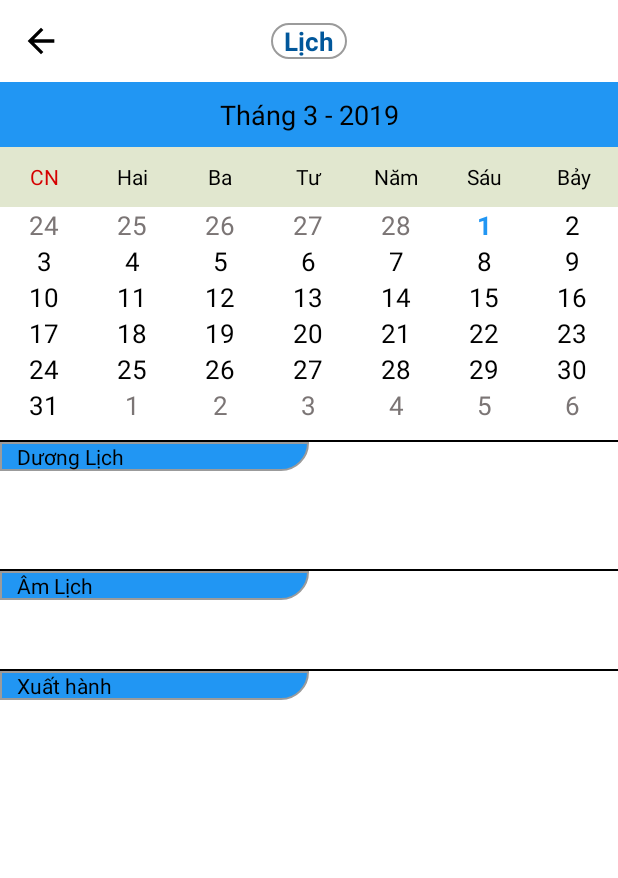
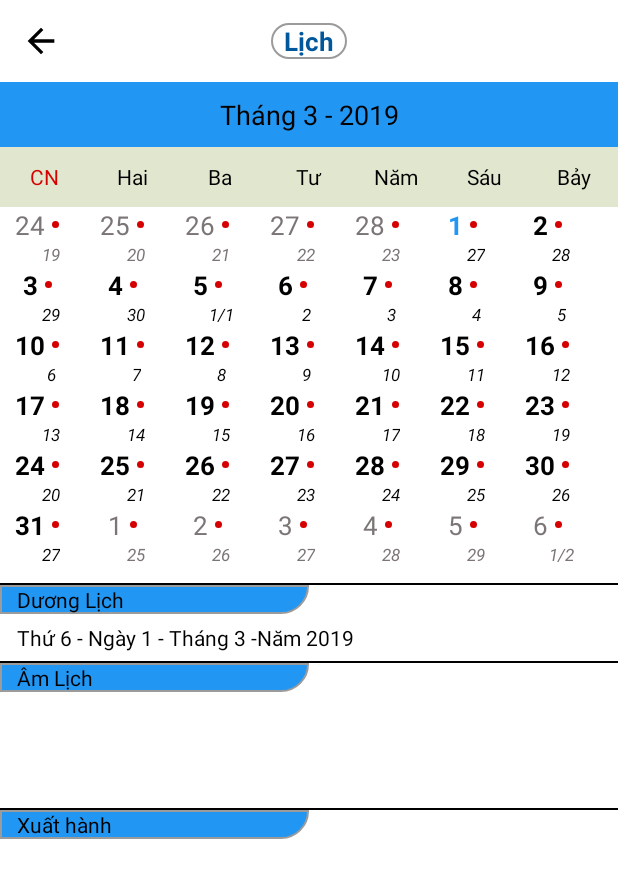
Before and after one commit to haiminhtran810/Lunar_Calendar_VN, an Android app: the screen it shows after launch (MainActivity), in the side drawer, after a tap on "Lịch", on a phone screen of 412 x 824 dp. Shown: the top 878 px of the screen. Run offline under Robolectric (Android 15) with nearby library versions, the phone set to English and light mode, and no system bars; our stand-ins replace EventBus.

Commit message:
[Task] Update Ui and Fix Event Calendar

```diff
--- a/mobile/src/main/java/home/learn/hmt/lunar_app/ui/screen/calendar/CalendarFragment.kt
+++ b/mobile/src/main/java/home/learn/hmt/lunar_app/ui/screen/calendar/CalendarFragment.kt
@@ -12,6 +12,7 @@ import home.learn.hmt.lunar_app.ui.base.BaseFragment
 import home.learn.hmt.lunar_app.ui.screen.main.MainFragment
 import home.learn.hmt.lunar_app.widgets.calendarview.CalendarView
 import kotlinx.android.synthetic.main.fragment_calendar.*
+import kotlinx.android.synthetic.main.layout_can_chi_information.*
 import kotlinx.android.synthetic.main.layout_can_chi_information.view.*
 import kotlinx.android.synthetic.main.layout_header.view.*
 import java.util.*
@@ -27,7 +28,7 @@ class CalendarFragment : BaseFragment() {
 
     override fun initView() {
         super.initView()
-
+        tv_Calendar.text = Calendar.getInstance().convertToString()
     }
 
     override fun handlers() {
@@ -43,9 +44,9 @@ class CalendarFragment : BaseFragment() {
             }
         }
         cv_calendar.setEventHandler(object : CalendarView.EventHandler {
-            override fun onDayPress(date: Date) {
+            override fun onDayPress(cal: Calendar) {
                 layout_can_chi_information?.apply {
-                    tv_Calendar.text = date.date.toString() + " - " + date.month.toString() + " - " + date.year
+                    tv_Calendar.text = cal.convertToString()
                 }
             }
         })
@@ -61,4 +62,15 @@ class CalendarFragment : BaseFragment() {
         const val TAG = "CalendarFragment"
         fun newInstance() = CalendarFragment()
     }
+
+    fun Calendar.convertToString(): String {
+        var dayOfWeek = if (this.get(Calendar.DAY_OF_WEEK) == 1) {
+            getString(R.string.sunday)
+        } else {
+            getString(R.string.day) + " " + this.get(Calendar.DAY_OF_WEEK)
+        }
+        return dayOfWeek + " - " + getString(R.string.date) + " " + this.get(Calendar.DATE) + " - " +
+                getString(R.string.month) + " " + (this.get(Calendar.MONTH) + 1) + " -" +
+                getString(R.string.year) + " " + this.get(Calendar.YEAR)
+    }
 }
--- a/mobile/src/main/java/home/learn/hmt/lunar_app/ui/screen/main/MainFragment.kt
+++ b/mobile/src/main/java/home/learn/hmt/lunar_app/ui/screen/main/MainFragment.kt
@@ -38,8 +38,8 @@ class MainFragment : BaseFragment(), NavigationView.OnNavigationItemSelectedList
         replaceChildFragment(
             this,
             R.id.container_child,
-            CalendarFragment.newInstance(),
-            CalendarFragment.TAG,
+            InformationFragment.newInstance(),
+            InformationFragment.TAG,
             true
         )
     }
@@ -47,7 +47,7 @@ class MainFragment : BaseFragment(), NavigationView.OnNavigationItemSelectedList
     override fun onNavigationItemSelected(p0: MenuItem): Boolean {
         when (p0.itemId) {
             R.id.menu_calendar -> {
-                replaceChildFragment(
+                addChildFragment(
                     this,
                     R.id.container_child,
                     CalendarFragment.newInstance(),
--- a/mobile/src/main/java/home/learn/hmt/lunar_app/utils/CalculateVN.kt
+++ b/mobile/src/main/java/home/learn/hmt/lunar_app/utils/CalculateVN.kt
@@ -164,11 +164,8 @@ fun lunarYear(Y: Int): Array<DayMonthYear?> {
     val month11B = lunarMonth11(Y)
     val off = localToJD(month11B) - jdMonth11A
     val leap = off > 365.0
-    if (!leap) {
-        ret = arrayOfNulls<DayMonthYear>(size = 13)
-    } else {
-        ret = arrayOfNulls<DayMonthYear>(size = 14)
-    }
+    ret = if (!leap) arrayOfNulls<DayMonthYear>(size = 13)
+    else arrayOfNulls<DayMonthYear>(size = 14)
     ret[0] = month11A
     ret[ret.size - 1] = month11B
 
--- a/mobile/src/main/java/home/learn/hmt/lunar_app/utils/DateUtils.kt
+++ b/mobile/src/main/java/home/learn/hmt/lunar_app/utils/DateUtils.kt
@@ -56,3 +56,9 @@ fun convertHourToChi(hour: Int): String {
         else -> CHI[0]
     }
 }
+
+fun Date.convertDataToCalendar(): Calendar {
+    val cal = Calendar.getInstance()
+    cal.time = this
+    return cal
+}
--- a/mobile/src/main/java/home/learn/hmt/lunar_app/widgets/calendarview/CalendarAdapter.kt
+++ b/mobile/src/main/java/home/learn/hmt/lunar_app/widgets/calendarview/CalendarAdapter.kt
@@ -11,12 +11,14 @@ import android.widget.BaseAdapter
 import androidx.annotation.RequiresApi
 import androidx.core.content.ContextCompat
 import home.learn.hmt.lunar_app.R
+import home.learn.hmt.lunar_app.model.DayMonthYear
+import home.learn.hmt.lunar_app.utils.solar2Lunar
 import kotlinx.android.synthetic.main.view_calendar_day.view.*
 import java.util.*
 
 class CalendarAdapter : BaseAdapter {
     var context: Context? = null
-    var list = ArrayList<Date>()
+    private var list = ArrayList<Date>()
 
     constructor(context: Context, list: ArrayList<Date>) : super() {
         this.context = context
@@ -27,24 +29,36 @@ class CalendarAdapter : BaseAdapter {
     override fun getView(position: Int, convertView: View?, parent: ViewGroup?): View {
         val today = Date()
         val date = getItem(position)
+        val dateCal = Calendar.getInstance()
+        dateCal.time = date
         val dateLuna = ChineseCalendar(date)
-        val day = date.date
+        val day = dateCal.get(Calendar.DATE)
         val month = date.month
         val year = date.year
         var inflator = context?.getSystemService(Context.LAYOUT_INFLATER_SERVICE) as LayoutInflater
         var calendarLayout = inflator.inflate(R.layout.view_calendar_day, parent, false)
 
-        calendarLayout.tv_calendar_day_text.setTypeface(null, Typeface.NORMAL)
-        calendarLayout.tv_calendar_day_text.setTextColor(ContextCompat.getColor(context!!, R.color.black_overlay))
-        if (month != today.month || year != today.year) {
-            calendarLayout.tv_calendar_day_text.setTextColor(ContextCompat.getColor(context!!, R.color.warmGreyTwo))
-        } else if (day == today.date) {
-            calendarLayout.tv_calendar_day_text.setTypeface(null, Typeface.BOLD)
-            calendarLayout.tv_calendar_day_text.setTextColor(ContextCompat.getColor(context!!, R.color.blu_main))
+        calendarLayout?.apply {
+            tv_calendar_day_text.setTypeface(null, Typeface.BOLD)
+            tv_calendar_day_text.setTextColor(ContextCompat.getColor(context!!, R.color.black_overlay))
+            if (month != today.month || year != today.year) {
+                tv_calendar_day_text.setTypeface(null, Typeface.NORMAL)
+                tv_calendar_day_text.setTextColor(ContextCompat.getColor(context!!, R.color.warmGreyTwo))
+                tv_lunar_day_text.setTextColor(ContextCompat.getColor(context!!, R.color.warmGreyTwo))
+            } else if (day == today.date) {
+                tv_calendar_day_text.setTypeface(null, Typeface.BOLD)
+                tv_calendar_day_text.setTextColor(ContextCompat.getColor(context!!, R.color.blu_main))
+            }
+
+            tv_calendar_day_text.text = dateLuna.time.date.toString()
+            val dmyCalendar = DayMonthYear(day, month, dateCal.get(Calendar.YEAR))
+            val dmyLunar = solar2Lunar(dmyCalendar)
+            tv_lunar_day_text.text = if (dmyLunar.day == 1) {
+                dmyLunar.day.toString() + "/" + dmyLunar.month.toString()
+            } else {
+                dmyLunar.day.toString()
+            }
         }
-
-        calendarLayout.tv_calendar_day_text.text = dateLuna.time.date.toString()
-
         return calendarLayout
     }
 
--- a/mobile/src/main/java/home/learn/hmt/lunar_app/widgets/calendarview/CalendarView.kt
+++ b/mobile/src/main/java/home/learn/hmt/lunar_app/widgets/calendarview/CalendarView.kt
@@ -9,6 +9,7 @@ import home.learn.hmt.lunar_app.R
 import home.learn.hmt.lunar_app.utils.DATE_FORMAT
 import home.learn.hmt.lunar_app.utils.DAYS_COUNT
 import home.learn.hmt.lunar_app.utils.YYYY
+import home.learn.hmt.lunar_app.utils.convertDataToCalendar
 import kotlinx.android.synthetic.main.control_calendar.view.*
 import java.lang.Exception
 import java.text.SimpleDateFormat
@@ -91,7 +92,7 @@ class CalendarView : LinearLayout {
 
 
     private fun assignClickHandlers() {
-        calendar_next_button.setOnClickListener {
+        /*calendar_next_button.setOnClickListener {
             currentDate.add(Calendar.MONTH, 1)
             updateCalendar()
         }
@@ -99,12 +100,12 @@ class CalendarView : LinearLayout {
         calendar_prev_button.setOnClickListener {
             currentDate.add(Calendar.MONTH, -1)
             updateCalendar()
-        }
+        }*/
 
-        calendar_grid.onItemClickListener = AdapterView.OnItemClickListener { parent, v, position, id ->
-            val dateContent = parent?.getItemAtPosition(position) as Date
+        calendar_grid.onItemClickListener = AdapterView.OnItemClickListener { parent, _, position, id ->
+            val dateContent = parent?.getItemAtPosition(id.toInt()) as Date
             eventHandler?.apply {
-                onDayPress(dateContent)
+                onDayPress(dateContent.convertDataToCalendar())
             }
         }
 
@@ -124,7 +125,7 @@ class CalendarView : LinearLayout {
     }
 
     interface EventHandler {
-        fun onDayPress(date: Date)
+        fun onDayPress(calendar: Calendar)
     }
 
     fun setEventHandler(eventHandler: EventHandler) {
--- a/mobile/src/main/java/home/learn/hmt/lunar_app/widgets/calendarview/OnSwipeTouchListener.kt
+++ b/mobile/src/main/java/home/learn/hmt/lunar_app/widgets/calendarview/OnSwipeTouchListener.kt
@@ -27,16 +27,7 @@ open class OnSwipeTouchListener(context: Context) : View.OnTouchListener {
 
 
     private inner class GestureListener : GestureDetector.SimpleOnGestureListener() {
-        override fun onDown(e: MotionEvent?): Boolean {
-            return true
-        }
-
-        override fun onSingleTapUp(e: MotionEvent?): Boolean {
-            return super.onSingleTapUp(e)
-        }
-
         override fun onFling(e1: MotionEvent?, e2: MotionEvent?, velocityX: Float, velocityY: Float): Boolean {
-            var result = false
             try {
                 val diffY = e2!!.y - e1!!.y
                 val diffX = e2.x - e1.x
@@ -48,7 +39,6 @@ open class OnSwipeTouchListener(context: Context) : View.OnTouchListener {
                             onSwipeLeft()
                         }
                     }
-                    result = true
                 }
             } catch (e: Exception) {
 
--- a/mobile/src/main/res/drawable-v24/oval_purple_solid.xml
+++ b/mobile/src/main/res/drawable-v24/oval_purple_solid.xml
@@ -1,7 +1,7 @@
 <?xml version="1.0" encoding="utf-8"?>
 <shape xmlns:android="http://schemas.android.com/apk/res/android"
        android:shape="oval">
-    <solid android:color="@color/lightNavy"/>
+    <solid android:color="@color/red"/>
     <size
             android:height="@dimen/dp_44"
             android:width="@dimen/dp_44"/>
--- a/mobile/src/main/res/layout/control_calendar.xml
+++ b/mobile/src/main/res/layout/control_calendar.xml
@@ -17,16 +17,6 @@
             android:paddingTop="@dimen/dp_8"
             android:paddingBottom="@dimen/dp_8">
 
-        <!-- prev button -->
-        <ImageView
-                android:visibility="gone"
-                android:id="@+id/calendar_prev_button"
-                android:layout_width="30dp"
-                android:layout_height="30dp"
-                android:src="@android:drawable/ic_media_previous"
-                app:layout_constraintStart_toStartOf="parent"
-                app:layout_constraintTop_toTopOf="parent"
-                app:layout_constraintBottom_toBottomOf="parent"/>
 
         <!-- date title -->
         <TextView
@@ -41,16 +31,7 @@
                 app:layout_constraintLeft_toLeftOf="parent"
                 app:layout_constraintRight_toRightOf="parent"/>
 
-        <!-- next button -->
-        <ImageView
-                android:visibility="gone"
-                app:layout_constraintTop_toTopOf="parent"
-                app:layout_constraintBottom_toBottomOf="parent"
-                android:id="@+id/calendar_next_button"
-                android:layout_width="30dp"
-                android:layout_height="30dp"
-                android:src="@android:drawable/ic_media_next"
-                app:layout_constraintRight_toRightOf="parent"/>
+
     </androidx.constraintlayout.widget.ConstraintLayout>
 
     <!-- days header -->
@@ -66,7 +47,7 @@
                 android:layout_width="0dp"
                 android:layout_height="wrap_content"
                 android:layout_weight="1"
-                android:gravity="center_horizontal"
+                android:gravity="center"
                 android:text="@string/cn"
                 android:textColor="@color/red"/>
 
@@ -74,7 +55,7 @@
                 android:layout_width="0dp"
                 android:layout_height="wrap_content"
                 android:layout_weight="1"
-                android:gravity="center_horizontal"
+                android:gravity="center"
                 android:text="@string/t2"
                 android:textColor="@color/black_overlay"/>
 
@@ -82,7 +63,7 @@
                 android:layout_width="0dp"
                 android:layout_height="wrap_content"
                 android:layout_weight="1"
-                android:gravity="center_horizontal"
+                android:gravity="center"
                 android:text="@string/t3"
                 android:textColor="@color/black_overlay"/>
 
@@ -90,7 +71,7 @@
                 android:layout_width="0dp"
                 android:layout_height="wrap_content"
                 android:layout_weight="1"
-                android:gravity="center_horizontal"
+                android:gravity="center"
                 android:text="@string/t4"
                 android:textColor="@color/black_overlay"/>
 
@@ -98,7 +79,7 @@
                 android:layout_width="0dp"
                 android:layout_height="wrap_content"
                 android:layout_weight="1"
-                android:gravity="center_horizontal"
+                android:gravity="center"
                 android:text="@string/t5"
                 android:textColor="@color/black_overlay"/>
 
@@ -106,7 +87,7 @@
                 android:layout_width="0dp"
                 android:layout_height="wrap_content"
                 android:layout_weight="1"
-                android:gravity="center_horizontal"
+                android:gravity="center"
                 android:text="@string/t6"
                 android:textColor="@color/black_overlay"/>
 
@@ -114,13 +95,17 @@
                 android:layout_width="0dp"
                 android:layout_height="wrap_content"
                 android:layout_weight="1"
-                android:gravity="center_horizontal"
+                android:gravity="center"
                 android:text="@string/t7"
                 android:textColor="@color/black_overlay"/>
     </LinearLayout>
 
     <!-- days view -->
     <GridView
+            android:verticalSpacing="@dimen/dp_1"
+            android:horizontalSpacing="@dimen/dp_1"
+            android:layout_marginEnd="@dimen/dp_5"
+            android:layout_marginStart="@dimen/dp_5"
             android:id="@+id/calendar_grid"
             android:layout_width="match_parent"
             android:layout_height="wrap_content"
--- a/mobile/src/main/res/layout/layout_can_chi_information.xml
+++ b/mobile/src/main/res/layout/layout_can_chi_information.xml
@@ -25,14 +25,14 @@
                 android:layout_weight="1"/>
     </LinearLayout>
     <TextView
+            android:gravity="center_vertical"
+            android:paddingStart="@dimen/dp_10"
+            android:paddingTop="@dimen/dp_5"
+            android:paddingBottom="@dimen/dp_5"
             android:textColor="@color/black_overlay"
             android:id="@+id/tv_Calendar"
             android:layout_width="match_parent"
             android:layout_height="wrap_content"/>
-
-    <androidx.constraintlayout.widget.ConstraintLayout
-            android:layout_width="match_parent"
-            android:layout_height="@dimen/dp_40"/>
 
     <View style="@style/HorizontalLine"/>
     <LinearLayout
@@ -54,7 +54,19 @@
                 android:layout_weight="1"/>
     </LinearLayout>
 
+    <TextView
+            android:gravity="center_vertical"
+            android:paddingStart="@dimen/dp_10"
+            android:paddingTop="@dimen/dp_5"
+            android:paddingBottom="@dimen/dp_5"
+            android:textColor="@color/black_overlay"
+            android:id="@+id/tv_Luna"
+            android:layout_width="match_parent"
+            android:layout_height="wrap_content"/>
     <androidx.constraintlayout.widget.ConstraintLayout
+            android:paddingStart="@dimen/dp_10"
+            android:paddingTop="@dimen/dp_5"
+            android:paddingBottom="@dimen/dp_5"
             android:background="@color/transparent"
             android:layout_width="match_parent"
             android:layout_height="@dimen/dp_40"/>
--- a/mobile/src/main/res/layout/view_calendar_day.xml
+++ b/mobile/src/main/res/layout/view_calendar_day.xml
@@ -3,39 +3,49 @@
         xmlns:android="http://schemas.android.com/apk/res/android"
         xmlns:app="http://schemas.android.com/apk/res-auto"
         android:layout_width="match_parent"
+        android:layout_marginBottom="@dimen/dp_5"
         android:background="@android:color/white"
-        android:layout_height="match_parent">
+        android:layout_height="wrap_content">
+    <LinearLayout
+            android:layout_marginEnd="@dimen/dp_1"
+            app:layout_constraintEnd_toEndOf="parent"
+            app:layout_constraintStart_toStartOf="parent"
+            android:id="@+id/lg_calendar_day"
+            android:gravity="center"
+            app:layout_constraintTop_toTopOf="parent"
+            android:layout_width="wrap_content"
+            android:layout_height="wrap_content">
         <TextView
+                android:textColor="@android:color/black"
                 app:layout_constraintEnd_toEndOf="parent"
                 app:layout_constraintStart_toStartOf="parent"
                 app:layout_constraintTop_toTopOf="parent"
-            app:layout_constraintBottom_toBottomOf="parent"
                 android:textSize="@dimen/sp_15"
                 android:textStyle="bold"
                 android:text="12"
                 android:id="@+id/tv_calendar_day_text"
                 android:layout_width="wrap_content"
                 android:layout_height="wrap_content"/>
+        <FrameLayout
+                android:layout_marginStart="@dimen/dp_4"
+                app:layout_constraintBottom_toBottomOf="@id/tv_calendar_day_text"
+                android:layout_marginEnd="@dimen/dp_15"
+                app:layout_constraintEnd_toEndOf="parent"
+                android:id="@+id/bg_hour_gold"
+                android:layout_width="@dimen/dp_4"
+                android:layout_height="@dimen/dp_4"
+                android:background="@drawable/oval_purple_solid"/>
+    </LinearLayout>
     <TextView
-            android:visibility="gone"
+            app:layout_constraintEnd_toEndOf="parent"
+            app:layout_constraintStart_toStartOf="parent"
+            app:layout_constraintTop_toBottomOf="@id/lg_calendar_day"
+            android:textStyle="italic"
             android:text="12"
-            android:layout_marginEnd="@dimen/dp_15"
-            android:layout_marginBottom="@dimen/dp_15"
-            app:layout_constraintBottom_toBottomOf="parent"
-            android:id="@+id/tv_lunar_day"
+            android:id="@+id/tv_lunar_day_text"
+            android:textSize="@dimen/dp_10"
             android:layout_width="wrap_content"
             android:layout_height="wrap_content"
-            android:textColor="@android:color/black"
-            app:layout_constraintEnd_toEndOf="parent"/>
+            android:textColor="@android:color/black"/>
 
-    <FrameLayout
-            android:visibility="gone"
-            android:id="@+id/bg_hour_gold"
-            android:layout_width="@dimen/dp_8"
-            android:layout_height="@dimen/dp_8"
-            app:layout_constraintStart_toStartOf="parent"
-            app:layout_constraintBottom_toBottomOf="parent"
-            android:background="@drawable/oval_purple_solid"
-            android:layout_marginBottom="@dimen/dp_15"
-            android:layout_marginStart="@dimen/dp_15"/>
 </androidx.constraintlayout.widget.ConstraintLayout>
--- a/mobile/src/main/res/values/strings.xml
+++ b/mobile/src/main/res/values/strings.xml
@@ -31,6 +31,7 @@
         <item>Tháng 12</item>
     </string-array>
 
+    <string name="day">Thứ</string>
     <string name="date">Ngày</string>
     <string name="month">Tháng</string>
     <string name="year">Năm</string>
```
Lines whose indentation alone changed are shown as unchanged.
